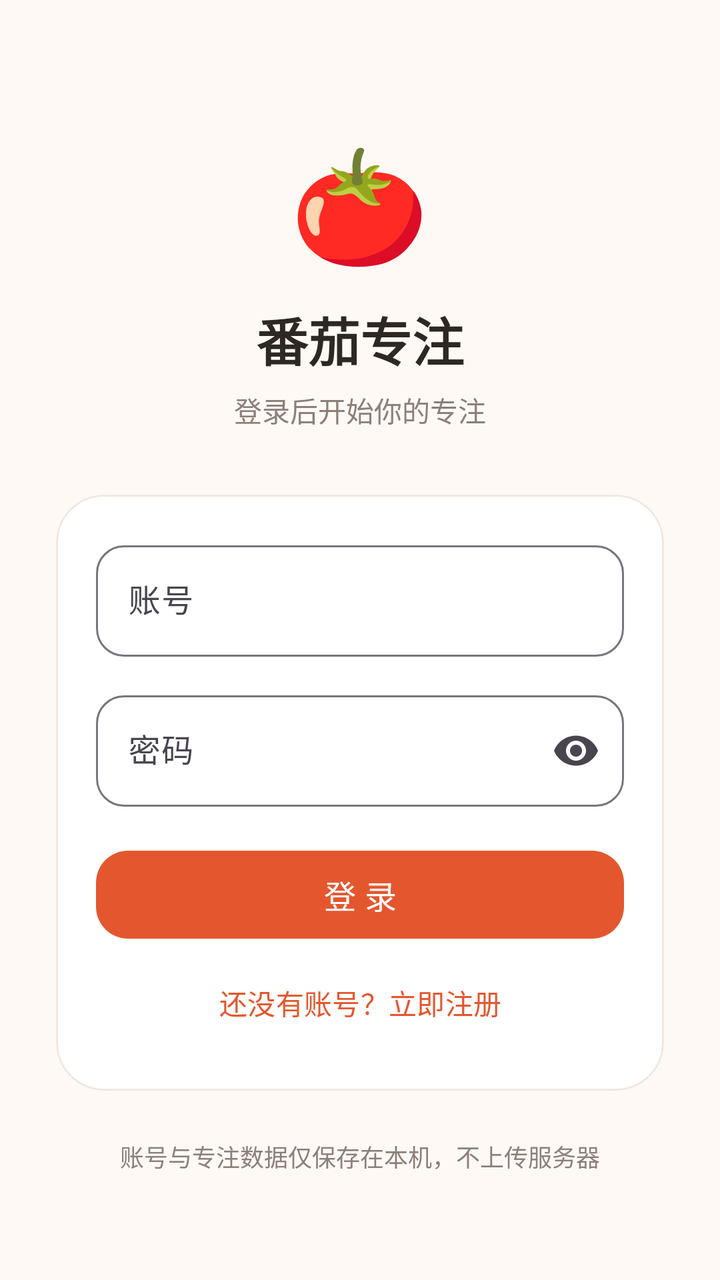
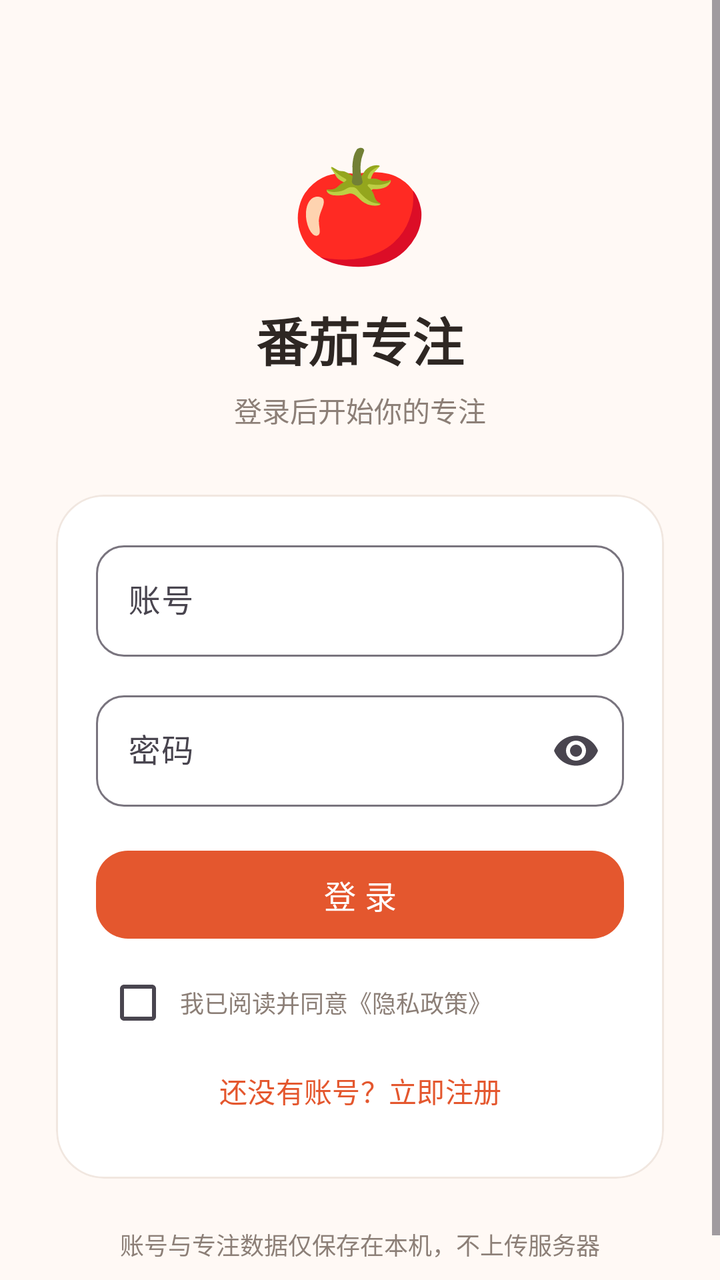

An Android layout rendered at two revisions. The XML below is the earlier revision; the diff shows what the commit changed to produce the second picture.
<!-- AndroidManifest.xml: application theme Theme.Pomodoro -->
<!-- res/layout/activity_login.xml -->
<?xml version="1.0" encoding="utf-8"?>
<ScrollView xmlns:android="http://schemas.android.com/apk/res/android"
    xmlns:app="http://schemas.android.com/apk/res-auto"
    android:layout_width="match_parent"
    android:layout_height="match_parent"
    android:background="@color/pomo_bg"
    android:fillViewport="true">

    <LinearLayout
        android:layout_width="match_parent"
        android:layout_height="wrap_content"
        android:gravity="center_horizontal"
        android:orientation="vertical"
        android:paddingStart="28dp"
        android:paddingTop="64dp"
        android:paddingEnd="28dp"
        android:paddingBottom="32dp">

        <TextView
            android:layout_width="wrap_content"
            android:layout_height="wrap_content"
            android:text="🍅"
            android:textSize="56sp" />

        <TextView
            android:layout_width="wrap_content"
            android:layout_height="wrap_content"
            android:layout_marginTop="12dp"
            android:text="番茄专注"
            android:textColor="@color/pomo_text"
            android:textSize="26sp"
            android:textStyle="bold" />

        <TextView
            android:id="@+id/tvLoginSubtitle"
            android:layout_width="wrap_content"
            android:layout_height="wrap_content"
            android:layout_marginTop="6dp"
            android:text="登录后开始你的专注"
            android:textColor="@color/pomo_text_second"
            android:textSize="14sp" />

        <com.google.android.material.card.MaterialCardView
            android:layout_width="match_parent"
            android:layout_height="wrap_content"
            android:layout_marginTop="32dp"
            app:cardBackgroundColor="@color/pomo_surface"
            app:cardCornerRadius="24dp"
            app:cardElevation="0dp"
            app:strokeColor="@color/pomo_divider"
            app:strokeWidth="1dp">

            <LinearLayout
                android:layout_width="match_parent"
                android:layout_height="wrap_content"
                android:orientation="vertical"
                android:padding="20dp">

                <com.google.android.material.textfield.TextInputLayout
                    android:id="@+id/tilUsername"
                    style="@style/Widget.Material3.TextInputLayout.OutlinedBox"
                    android:layout_width="match_parent"
                    android:layout_height="wrap_content"
                    android:hint="账号"
                    app:boxCornerRadiusBottomEnd="14dp"
                    app:boxCornerRadiusBottomStart="14dp"
                    app:boxCornerRadiusTopEnd="14dp"
                    app:boxCornerRadiusTopStart="14dp">

                    <com.google.android.material.textfield.TextInputEditText
                        android:id="@+id/etUsername"
                        android:layout_width="match_parent"
                        android:layout_height="wrap_content"
                        android:imeOptions="actionNext"
                        android:inputType="text"
                        android:maxLines="1" />
                </com.google.android.material.textfield.TextInputLayout>

                <com.google.android.material.textfield.TextInputLayout
                    android:id="@+id/tilPassword"
                    style="@style/Widget.Material3.TextInputLayout.OutlinedBox"
                    android:layout_width="match_parent"
                    android:layout_height="wrap_content"
                    android:layout_marginTop="14dp"
                    android:hint="密码"
                    app:boxCornerRadiusBottomEnd="14dp"
                    app:boxCornerRadiusBottomStart="14dp"
                    app:boxCornerRadiusTopEnd="14dp"
                    app:boxCornerRadiusTopStart="14dp"
                    app:endIconMode="password_toggle">

                    <com.google.android.material.textfield.TextInputEditText
                        android:id="@+id/etPassword"
                        android:layout_width="match_parent"
                        android:layout_height="wrap_content"
                        android:imeOptions="actionDone"
                        android:inputType="textPassword"
                        android:maxLines="1" />
                </com.google.android.material.textfield.TextInputLayout>

                <TextView
                    android:id="@+id/tvError"
                    android:layout_width="match_parent"
                    android:layout_height="wrap_content"
                    android:layout_marginTop="10dp"
                    android:textColor="@color/pomo_primary_dark"
                    android:textSize="13sp"
                    android:visibility="gone" />

                <com.google.android.material.button.MaterialButton
                    android:id="@+id/btnLogin"
                    android:layout_width="match_parent"
                    android:layout_height="52dp"
                    android:layout_marginTop="18dp"
                    android:text="登 录"
                    android:textSize="16sp"
                    app:cornerRadius="16dp" />

                <com.google.android.material.button.MaterialButton
                    android:id="@+id/btnRegister"
                    style="@style/Widget.Material3.Button.TextButton"
                    android:layout_width="match_parent"
                    android:layout_height="48dp"
                    android:layout_marginTop="4dp"
                    android:text="还没有账号？立即注册"
                    android:textColor="@color/pomo_primary" />
            </LinearLayout>
        </com.google.android.material.card.MaterialCardView>

        <TextView
            android:layout_width="match_parent"
            android:layout_height="wrap_content"
            android:layout_marginTop="24dp"
            android:gravity="center"
            android:lineSpacingExtra="4dp"
            android:text="账号与专注数据仅保存在本机，不上传服务器"
            android:textColor="@color/pomo_text_second"
            android:textSize="12sp" />
    </LinearLayout>
</ScrollView>
<!-- resources referenced by this layout -->
<resources>
  <color name="pomo_bg">#FFF9F5</color>
  <color name="pomo_divider">#F1E7E0</color>
  <color name="pomo_primary">#E4572E</color>
  <color name="pomo_primary_dark">#C0451F</color>
  <color name="pomo_surface">#FFFFFF</color>
  <color name="pomo_text">#2E2723</color>
  <color name="pomo_text_second">#8C7F77</color>
  <style name="Theme.Pomodoro" parent="Theme.Material3.Light.NoActionBar">
          <item name="colorPrimary">@color/pomo_primary</item>
          <item name="colorOnPrimary">@color/white</item>
          <item name="colorPrimaryContainer">@color/pomo_primary_light</item>
          <item name="colorOnPrimaryContainer">@color/pomo_primary_dark</item>
          <item name="colorSecondary">@color/pomo_green</item>
          <item name="colorSurface">@color/pomo_surface</item>
          <item name="android:colorBackground">@color/pomo_bg</item>
          <item name="android:statusBarColor">@color/pomo_bg</item>
          <item name="android:windowLightStatusBar">true</item>
          <item name="android:navigationBarColor">@color/pomo_surface</item>
      </style>
  <color name="white">#FFFFFF</color>
  <color name="pomo_primary_light">#FFE7DC</color>
  <color name="pomo_green">#2E9E6B</color>
</resources>

<!-- the commit's change to res/layout/activity_login.xml (unified diff, before → after) -->
@@ -116,6 +116,36 @@
                     android:textSize="16sp"
                     app:cornerRadius="16dp" />
 
+                
+                <LinearLayout
+                    android:layout_width="match_parent"
+                    android:layout_height="wrap_content"
+                    android:layout_marginTop="12dp"
+                    android:gravity="center_vertical"
+                    android:orientation="horizontal">
+
+                    <com.google.android.material.checkbox.MaterialCheckBox
+                        android:id="@+id/cbPrivacy"
+                        android:layout_width="wrap_content"
+                        android:layout_height="wrap_content"
+                        android:minWidth="0dp"
+                        android:minHeight="0dp"
+                        android:paddingStart="2dp"
+                        android:paddingTop="6dp"
+                        android:paddingEnd="8dp"
+                        android:paddingBottom="6dp" />
+
+                    <TextView
+                        android:id="@+id/tvPrivacyTip"
+                        android:layout_width="0dp"
+                        android:layout_height="wrap_content"
+                        android:layout_weight="1"
+                        android:lineSpacingExtra="2dp"
+                        android:text="我已阅读并同意《隐私政策》"
+                        android:textColor="@color/pomo_text_second"
+                        android:textSize="12sp" />
+                </LinearLayout>
+
                 <com.google.android.material.button.MaterialButton
                     android:id="@+id/btnRegister"
                     style="@style/Widget.Material3.Button.TextButton"
